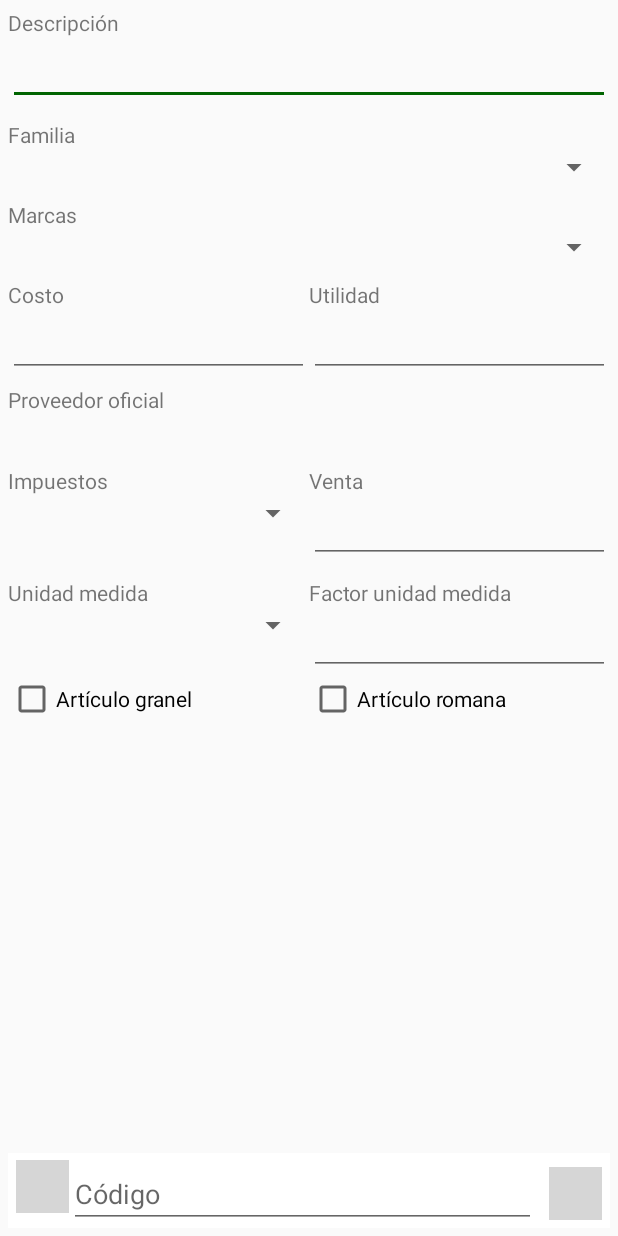
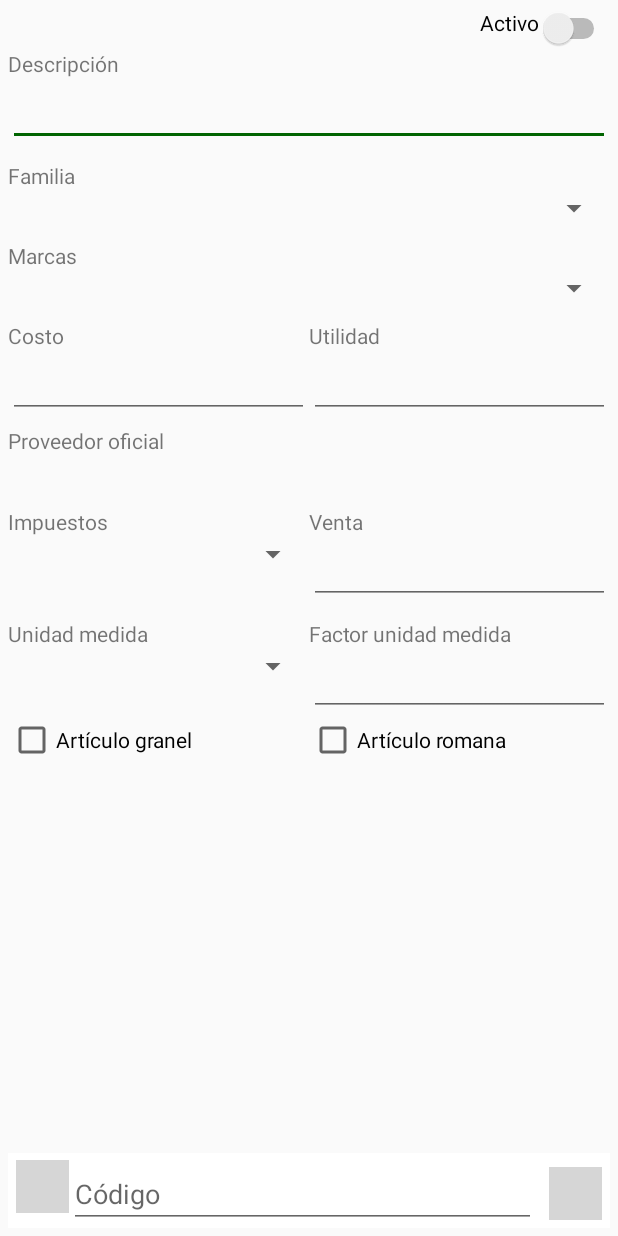
Before and after one commit to nelfonck/Bodega1, an Android app: the layout fragment_articulos.xml on its own in the app's theme, with its tools: preview values and no code run, on a phone screen of 412 x 824 dp. Run offline under Robolectric (Android 15) with nearby library versions, the phone set to English and light mode, and no system bars; plain views replace SearchableSpinner; network calls fail; grey boxes are pictures that could not be loaded.

Commit message:
cambio desde casa

```diff
--- a/app/src/main/java/com/example/bodega/Fragments/Habladores.java
+++ b/app/src/main/java/com/example/bodega/Fragments/Habladores.java
@@ -194,7 +194,7 @@ public class Habladores extends Fragment {
                         values.put("api_key", Configuracion.API_KEY);
 
                         StringRequest request = new StringRequest(Request.Method.GET, Configuracion.URL_APIBODEGA +
-                                "/descripcion/"+ values.toString(), new Response.Listener<String>() {
+                                "/hablador/descripcion/"+ values.toString(), new Response.Listener<String>() {
                             @Override
                             public void onResponse(String response) {
                                 try {
@@ -344,7 +344,7 @@ public class Habladores extends Fragment {
                 values.put("codigo",codigo);
                 values.put("api_key", Configuracion.API_KEY);
 
-                JsonObjectRequest request = new JsonObjectRequest(Request.Method.GET, Configuracion.URL_APIBODEGA + "/articulo/"+values.toString(),
+                JsonObjectRequest request = new JsonObjectRequest(Request.Method.GET, Configuracion.URL_APIBODEGA + "/hablador/articulo/"+values.toString(),
                         null, new Response.Listener<JSONObject>() {
                     @Override
                     public void onResponse(JSONObject articulo) {
@@ -387,7 +387,7 @@ public class Habladores extends Fragment {
             if (lista.isEmpty())
                 Toast.makeText(getActivity(), "No hay registros aún.", Toast.LENGTH_SHORT).show();
             else {
-                StringRequest request = new StringRequest(Request.Method.POST, Configuracion.URL_APIBODEGA + "/guardar", new Response.Listener<String>() {
+                StringRequest request = new StringRequest(Request.Method.POST, Configuracion.URL_APIBODEGA + "/hablador/guardar", new Response.Listener<String>() {
                     @Override
                     public void onResponse(String response) {
                             Toast.makeText(getActivity(),response, Toast.LENGTH_SHORT).show();
--- a/app/src/main/java/com/example/bodega/Models/Configuracion.java
+++ b/app/src/main/java/com/example/bodega/Models/Configuracion.java
@@ -15,7 +15,7 @@ public class Configuracion {
 
     public static final String WEBAPI = "KiwiUT" ;
     public static final String WEBAPIUPDATES = "actualizador" ;
-    public static final String URL_APIBODEGA = "http://201.192.158.233:82/apibodega/public/hablador" ;
+    public static final String URL_APIBODEGA = "http://201.192.158.233:82/apibodega/public" ;
     public static final String API_KEY = "$2y$10$ww4b.izY6lDO/.YgQGu4VeIeN5f8YlIgjNDXsZZmDsHBfJCdiyKXC";
 
     public Configuracion() {
--- a/app/src/main/res/layout/fragment_articulos.xml
+++ b/app/src/main/res/layout/fragment_articulos.xml
@@ -21,6 +21,16 @@
             android:layout_width="match_parent"
             android:layout_height="wrap_content"
             android:orientation="vertical">
+
+
+            <Switch
+                    android:id="@+id/activo"
+                    android:layout_width="fill_parent"
+                    android:layout_height="wrap_content"
+                    android:text="Activo"
+                    android:gravity="end"/>
+
+
 
             <TextView
                 android:layout_width="wrap_content"
```
Also changed, not shown: app/src/main/java/com/example/bodega/Fragments/Articulos.java (+14 -12 lines).
